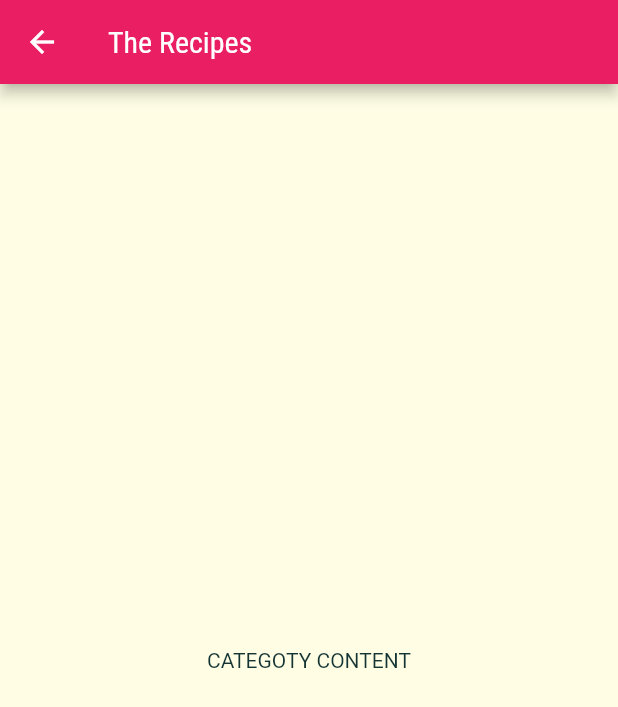
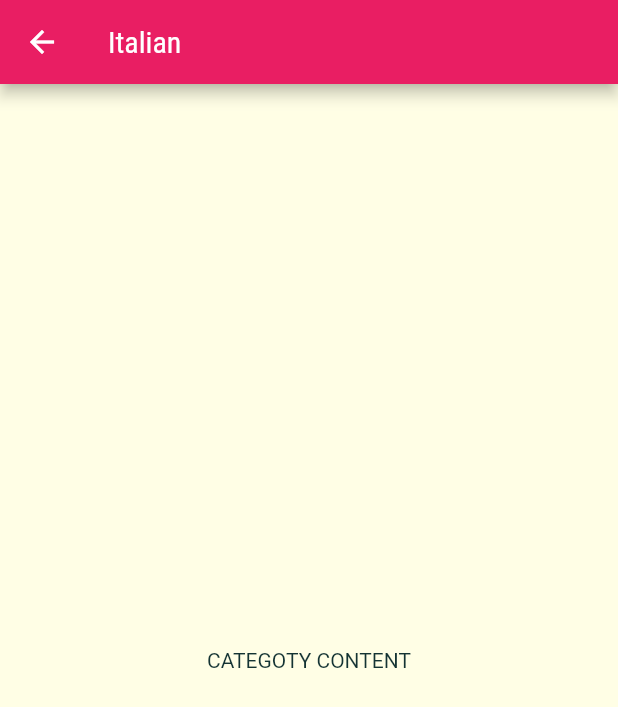
Before and after one commit to guplem/LearningFlutter, a Flutter app: the screen it shows after launch, after a tap on "Italian", on a phone screen of 412 x 824 dp. Shown: the top 707 px of the screen. Run offline on Flutter 3.47's test engine with Material 2 defaults, Android fonts, the phone set to English and light mode, and no system bars.

Commit message:
Passing Data Between Pages

```diff
--- a/meals_app/lib/categories_screen.dart
+++ b/meals_app/lib/categories_screen.dart
@@ -17,7 +17,7 @@ class CategoriesScreen extends StatelessWidget {
           crossAxisSpacing: 20,
           mainAxisSpacing: 20,
         ),
-        children: DUMMY_CATEGORIES.map((catData) => CategoryItem(title: catData.title, color: catData.color)).toList(),
+        children: DUMMY_CATEGORIES.map((catData) => CategoryItem(id: catData.id, title: catData.title, color: catData.color)).toList(),
       ),
     );
   }
--- a/meals_app/lib/category_item.dart
+++ b/meals_app/lib/category_item.dart
@@ -2,15 +2,17 @@ import 'package:flutter/material.dart';
 import 'package:meals_app/categoy_meals_screen.dart';
 
 class CategoryItem extends StatelessWidget {
+
+  final String id;
   final String title;
   final Color color;
 
-  const CategoryItem({Key? key, required this.title, required this.color}) : super(key: key);
+  const CategoryItem({Key? key, required this.title, required this.color, required this.id}) : super(key: key);
 
   selectCategory(BuildContext ctx) {
     Navigator.of(ctx).push(MaterialPageRoute(
       builder: (_) {
-        return CategoryMealsSecreen();
+        return CategoryMealsSecreen(categoryId: id, categoryTitle: title,);
       },
     ));
   }
--- a/meals_app/lib/categoy_meals_screen.dart
+++ b/meals_app/lib/categoy_meals_screen.dart
@@ -1,13 +1,17 @@
 import 'package:flutter/material.dart';
 
 class CategoryMealsSecreen extends StatelessWidget {
-  const CategoryMealsSecreen({Key? key}) : super(key: key);
+
+  final String categoryId;
+  final String categoryTitle;
+
+  const CategoryMealsSecreen({Key? key, required this.categoryId, required this.categoryTitle}) : super(key: key);
 
   @override
   Widget build(BuildContext context) {
     return Scaffold(
       appBar: AppBar(
-        title: const Text("The Recipes"),
+        title: Text(categoryTitle),
       ),
       body: Center(
         child: Text("CATEGOTY CONTENT"),
```
